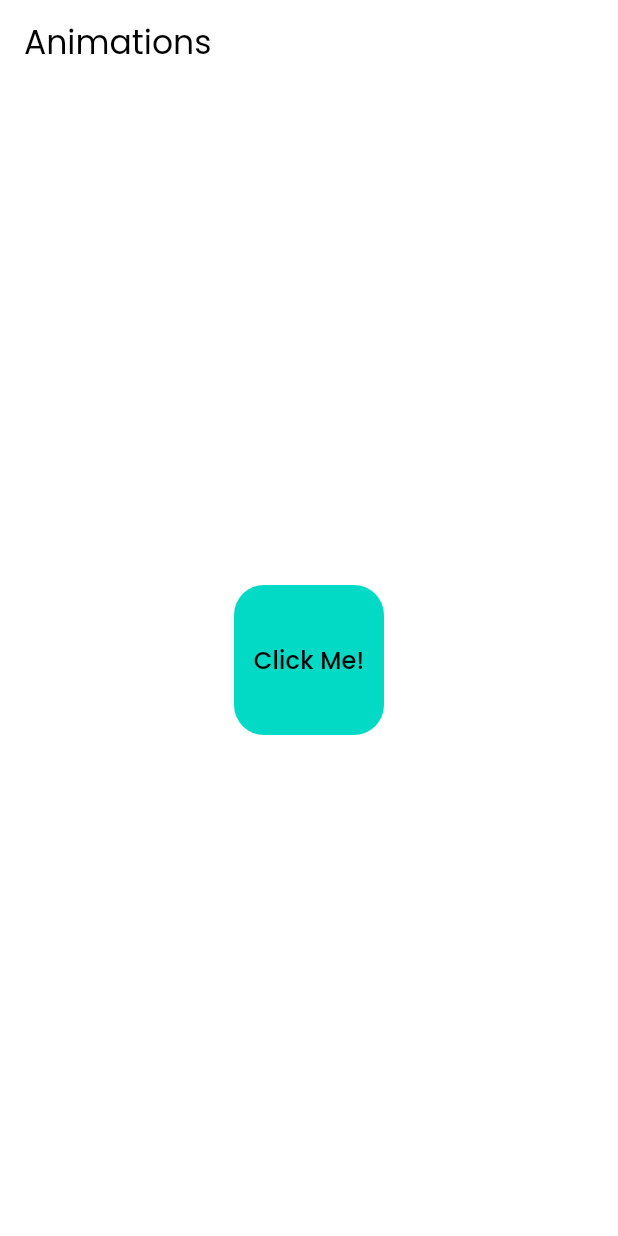
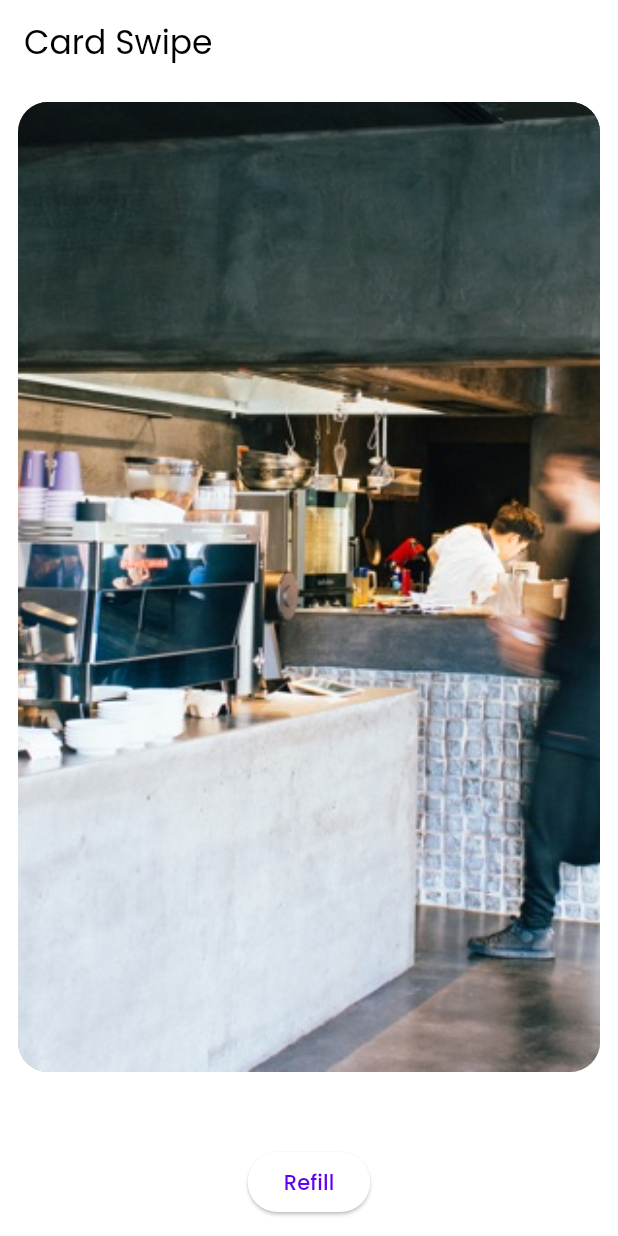
Before and after one commit to shravan-elred/flutter_training, a Flutter app: the screen it shows after launch, on a phone screen of 412 x 824 dp. Run offline on Flutter 3.47's test engine with Material 3 defaults, Android fonts, the phone set to English and light mode, and no system bars; our stand-ins replace google_fonts, rxdart; missing offline and left inert: worker_manager, workmanager; generated files the repository leaves out were written again.

Commit message:
explicit animations

```diff
--- /dev/null
+++ b/lib/animation/explicit/card_swipe_example.dart
@@ -0,0 +1,207 @@
+import 'package:flutter/material.dart';
+import 'package:flutter/physics.dart';
+
+class CardSwipeExample extends StatefulWidget {
+  const CardSwipeExample({super.key});
+
+  @override
+  State<CardSwipeExample> createState() => _CardSwipeExampleState();
+}
+
+class _CardSwipeExampleState extends State<CardSwipeExample> {
+  late List<String> fileNames;
+
+  @override
+  void initState() {
+    super.initState();
+    _resetCards();
+  }
+
+  void _resetCards() {
+    fileNames = [
+      'assets/eat_cape_town_sm.jpg',
+      'assets/eat_new_orleans_sm.jpg',
+      'assets/eat_sydney_sm.jpg',
+    ];
+  }
+
+  @override
+  Widget build(BuildContext context) {
+    return Scaffold(
+      appBar: AppBar(
+        title: const Text('Card Swipe'),
+      ),
+      body: Padding(
+        padding: const EdgeInsets.all(12.0),
+        child: Center(
+          child: Column(
+            children: [
+              Expanded(
+                child: ClipRect(
+                  child: Stack(
+                    children: fileNames.map((fileName) {
+                      return SwipeableCard(
+                        imageAssetName: fileName,
+                        onSwiped: (isSwipedLeft) {
+                          setState(() {
+                            fileNames.remove(fileName);
+                          });
+                        },
+                      );
+                    }).toList(),
+                  ),
+                ),
+              ),
+              ElevatedButton(
+                child: const Text('Refill'),
+                onPressed: () {
+                  setState(() {
+                    _resetCards();
+                  });
+                },
+              ),
+            ],
+          ),
+        ),
+      ),
+    );
+  }
+}
+
+class Card extends StatelessWidget {
+  const Card({
+    required this.imageAssetName,
+    super.key,
+  });
+
+  final String imageAssetName;
+
+  @override
+  Widget build(BuildContext context) {
+    return AspectRatio(
+      aspectRatio: 3 / 5,
+      child: DecoratedBox(
+        decoration: BoxDecoration(
+          borderRadius: BorderRadius.circular(20.0),
+          image: DecorationImage(
+            image: AssetImage(imageAssetName),
+            fit: BoxFit.cover,
+          ),
+        ),
+      ),
+    );
+  }
+}
+
+class SwipeableCard extends StatefulWidget {
+  const SwipeableCard({
+    required this.onSwiped,
+    required this.imageAssetName,
+    super.key,
+  });
+
+  final String imageAssetName;
+  final void Function(bool? isSwipedLeft) onSwiped;
+
+  @override
+  State<SwipeableCard> createState() => _SwipeableCardState();
+}
+
+class _SwipeableCardState extends State<SwipeableCard>
+    with SingleTickerProviderStateMixin {
+  late AnimationController _controller;
+  late Animation<Offset> _animation;
+  late double _dragStartX;
+  bool _isSwipingLeft = false;
+
+  @override
+  void initState() {
+    super.initState();
+    _controller = AnimationController.unbounded(vsync: this);
+    _animation = _controller.drive(
+      Tween<Offset>(
+        begin: Offset.zero,
+        end: const Offset(1, 0),
+      ),
+    );
+  }
+
+  @override
+  Widget build(BuildContext context) {
+    return SlideTransition(
+      position: _animation,
+      child: GestureDetector(
+        onHorizontalDragStart: _dragStart,
+        onHorizontalDragUpdate: _dragUpdate,
+        onHorizontalDragEnd: _dragEnd,
+        child: Card(imageAssetName: widget.imageAssetName),
+      ),
+    );
+  }
+
+  /// Sets the starting position the user dragged from.
+  void _dragStart(DragStartDetails details) {
+    _dragStartX = details.localPosition.dx;
+  }
+
+  /// Changes the animation to animate to the left or right depending on the
+  /// swipe, and sets the AnimationController's value to the swiped amount.
+  void _dragUpdate(DragUpdateDetails details) {
+    final localPositionX = details.localPosition.dx;
+    var isSwipingLeft = (localPositionX - _dragStartX) < 0;
+    if (isSwipingLeft != _isSwipingLeft) {
+      _isSwipingLeft = isSwipingLeft;
+      _updateAnimation(localPositionX);
+    }
+
+    setState(() {
+      final size = context.size;
+      if (size == null) return;
+      // Calculate the amount dragged in unit coordinates (between 0 and 1)
+      // using this widgets width.
+      _controller.value = (localPositionX - _dragStartX).abs() / size.width;
+    });
+  }
+
+  /// Runs the fling / spring animation using the final velocity of the drag
+  /// gesture.
+  void _dragEnd(DragEndDetails details) {
+    final localVelocityX = details.velocity.pixelsPerSecond.dx;
+    final size = context.size;
+
+    if (size == null) return;
+
+    var velocity = (localVelocityX / size.width).abs();
+    _animate(velocity: velocity);
+  }
+
+  void _updateAnimation(double dragPosition) {
+    _animation = _controller.drive(Tween<Offset>(
+      begin: Offset.zero,
+      end: _isSwipingLeft ? const Offset(-1, 0) : const Offset(1, 0),
+    ));
+  }
+
+  void _animate({double velocity = 0}) {
+    var description = const SpringDescription(
+      mass: 50,
+      stiffness: 1,
+      damping: 1,
+    );
+    var simulation = SpringSimulation(
+      description,
+      _controller.value,
+      1,
+      velocity,
+    );
+    _controller.animateWith(simulation).whenComplete(() {
+      widget.onSwiped(_isSwipingLeft);
+    });
+  }
+
+  @override
+  void dispose() {
+    _controller.dispose();
+    super.dispose();
+  }
+}
--- a/lib/main.dart
+++ b/lib/main.dart
@@ -3,8 +3,10 @@ import 'package:google_fonts/google_fonts.dart';
 import 'package:flutter_localizations/flutter_localizations.dart';
 import 'package:flutter_gen/gen_l10n/app_localizations.dart';
 
-import 'animation/implicit_animation_example.dart';
-import 'custom_clipper/custom_clipper_example.dart';
+import 'animation/explicit/card_swipe_example.dart';
+import 'animation/explicit/explicit_animation_example.dart';
+import 'animation/explicit/physics_animation_example.dart';
+import 'animation/explicit/tween_animation_builder_example.dart';
 
 final navigaterKey = GlobalKey<NavigatorState>();
 
@@ -36,7 +38,7 @@ class MyApp extends StatelessWidget {
         Locale('en'), // English
         Locale('fr'), // French
       ],
-      home: const ImplicitAnimationExample(),
+      home: const CardSwipeExample(),
     );
   }
 }
--- a/pubspec.yaml
+++ b/pubspec.yaml
@@ -35,3 +35,6 @@ dev_dependencies:
 flutter:
   uses-material-design: true
   generate: true
+
+  assets:
+    - assets/
```
Also changed, not shown: lib/animation/explicit/explicit_animation_example.dart (added, +60 -0 lines), lib/animation/explicit/physics_animation_example.dart (added, +114 -0 lines), lib/animation/explicit/tween_animation_builder_example.dart (added, +50 -0 lines), assets/earth.png (added), assets/eat_cape_town_sm.jpg (added), assets/eat_new_orleans_sm.jpg (added), assets/eat_sydney_sm.jpg (added).
